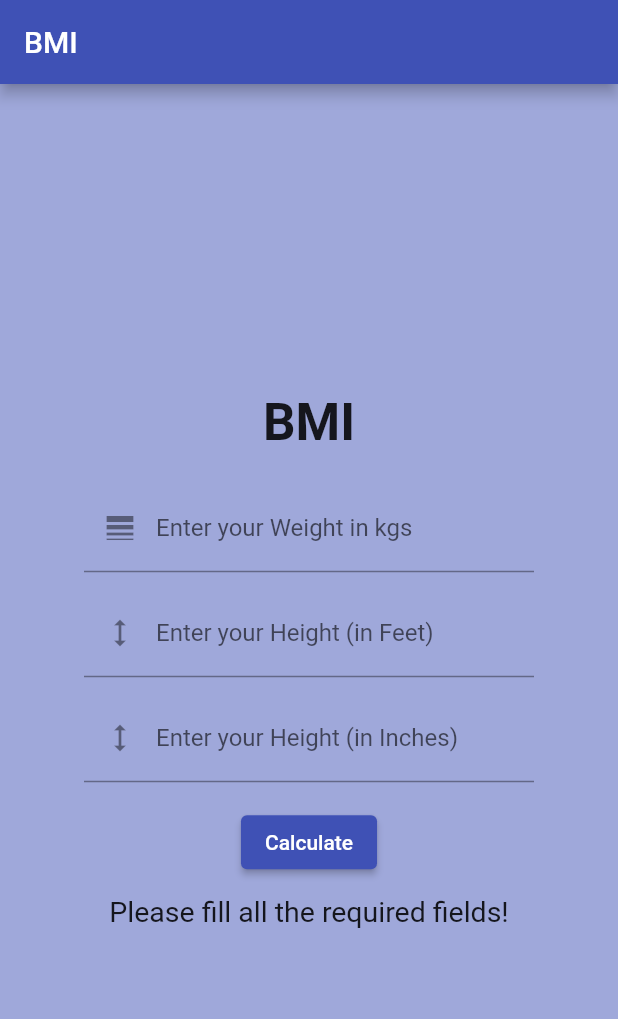
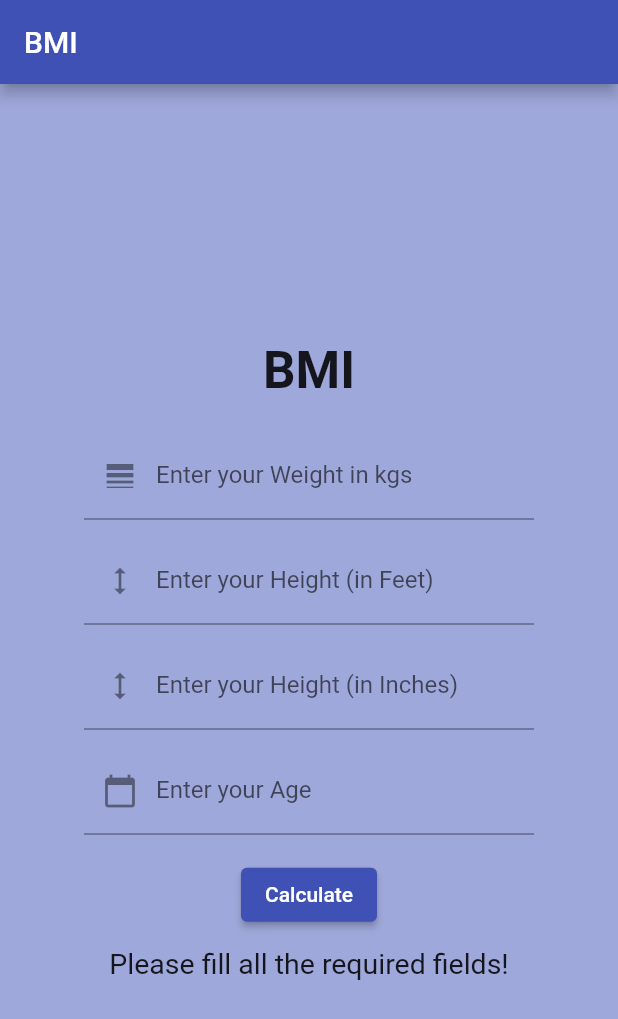
Before and after one commit to prateekp273/body_mass_index-BMI-using-flutter, a Flutter app: the screen it shows after launch, after a tap on "Calculate", on a phone screen of 412 x 824 dp. Shown: the top 1019 px of the screen. Run offline on Flutter 3.47's test engine with Material 2 defaults, Android fonts, the phone set to English and light mode, and no system bars.

Commit message:
adding age option

```diff
--- a/lib/main.dart
+++ b/lib/main.dart
@@ -29,6 +29,7 @@
   var wtController = TextEditingController();
   var ftController = TextEditingController();
   var inController = TextEditingController();
+  var ageController = TextEditingController();
 
   var result = "";
   var bgColor = Colors.indigo.shade200;
@@ -81,17 +82,28 @@
                   ),
                   keyboardType: TextInputType.number,
                 ),
+                const SizedBox(height: 11),
+                TextField(
+                  controller: ageController,
+                  decoration: const InputDecoration(
+                    labelText: 'Enter your Age',
+                    prefixIcon: Icon(Icons.calendar_today),
+                  ),
+                  keyboardType: TextInputType.number,
+                ),
                 const SizedBox(height: 16),
                 ElevatedButton(
                   onPressed: () {
                     var wt = wtController.text.toString();
                     var ft = ftController.text.toString();
                     var inch = inController.text.toString();
+                    var age = ageController.text.toString();
 
-                    if (wt != "" && ft != "" && inch != "") {
+                    if (wt != "" && ft != "" && inch != "" && age != "") {
                       var iWt = double.parse(wt);
                       var iFt = double.parse(ft);
                       var iInch = double.parse(inch);
+                      var iAge = int.parse(age);
 
                       var tInch = (iFt * 12) + iInch;
                       var tCm = tInch * 2.54;
```
